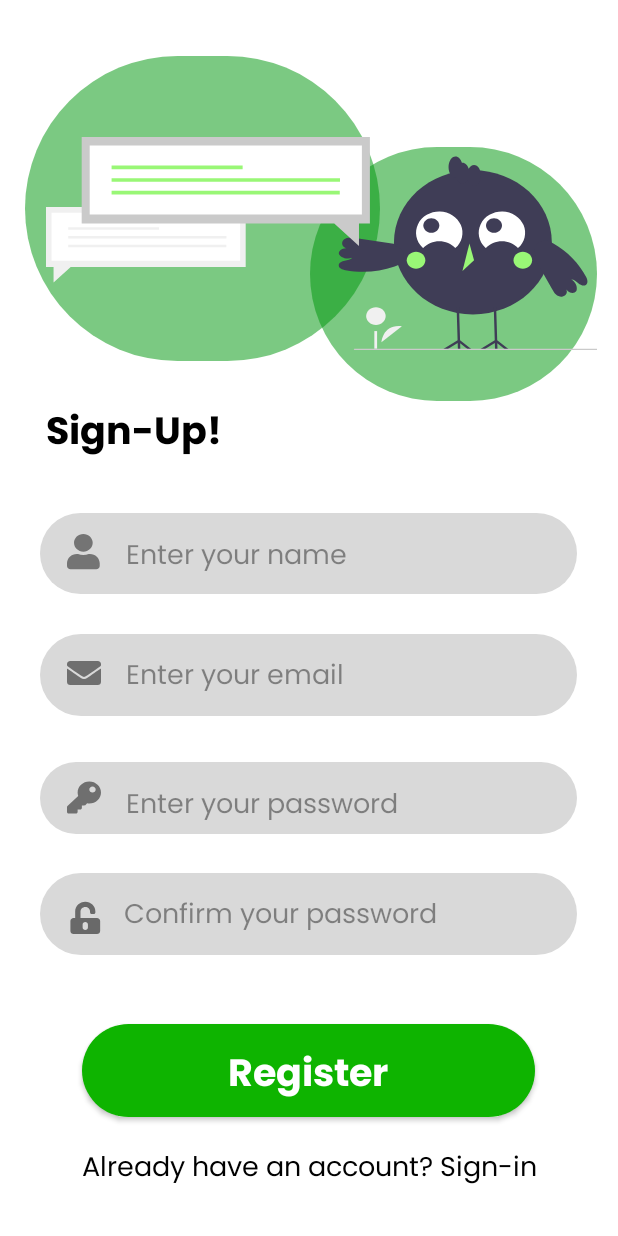
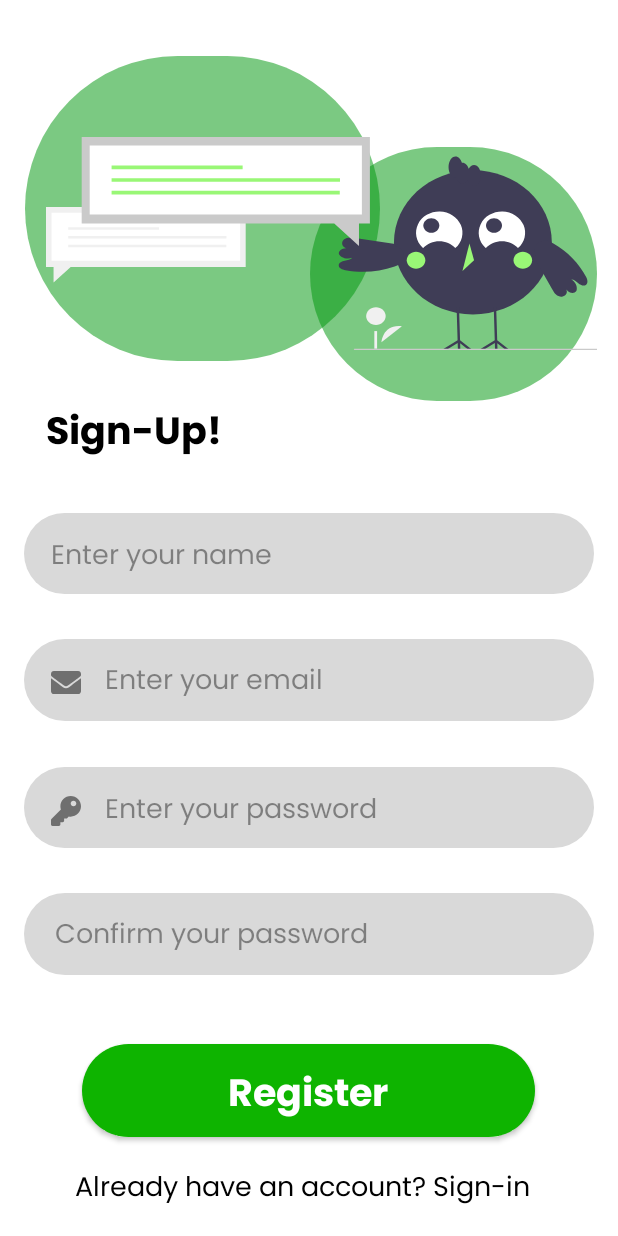
Before and after one commit to Scooch18/GreenBot, an Android app: the screen it shows after launch (RegistrationUiActivity), on a phone screen of 412 x 824 dp. Run offline under Robolectric (Android 15) with nearby library versions, the phone set to English and light mode, and no system bars; our stand-ins replace data binding.

Commit message:
Last update - 3/12/2023

```diff
--- a/app/src/main/res/layout/activity_login_ui.xml
+++ b/app/src/main/res/layout/activity_login_ui.xml
@@ -514,17 +514,33 @@
             android:paddingTop="@dimen/_12pxv" android:singleLine="true"
             android:text="@string/lbl_sign_in"
             android:textAllCaps="false" style="@style/btnSolidRounded" tools:text="@string/lbl_sign_in"/>
-        <TextView android:ellipsize="end"
-            android:gravity="center_horizontal"
-            android:id="@+id/txtConfirmation"
-            android:layout_height="wrap_content"
+        <FrameLayout android:id="@+id/frameStackconfirmation"
+            android:layout_gravity="center_horizontal"
+            android:layout_height="@dimen/_24pxv"
             android:layout_marginBottom="@dimen/_20pxv"
             android:layout_marginEnd="@dimen/_23pxh"
             android:layout_marginStart="@dimen/_23pxh"
-            android:layout_marginTop="@dimen/_19pxv"
-            android:layout_width="match_parent"
-            android:singleLine="true"
-            android:text="@{loginUiVM.loginUiModel.txtConfirmation}"
-            style="@style/txtPoppinsregular16_1" tools:text="@string/msg_don_t_have_an_a"/>
+            android:layout_marginTop="@dimen/_19pxv" android:layout_width="@dimen/_258pxh">
+            <TextView android:ellipsize="end"
+                android:gravity="top|start"
+                android:id="@+id/txtConfirmation"
+                android:layout_gravity="start"
+                android:layout_height="wrap_content"
+                android:layout_width="match_parent"
+                android:singleLine="true"
+                android:text="@{loginUiVM.loginUiModel.txtConfirmation}"
+                android:textColor="@color/black"
+                style="@style/txtPoppinsregular16_1" tools:text="Don't have an account?"/>
+            <TextView android:ellipsize="end"
+                android:gravity="end"
+                android:id="@+id/txtConfirmationOne"
+                android:layout_gravity="start"
+                android:layout_height="wrap_content"
+                android:layout_width="match_parent"
+                android:singleLine="true"
+                android:textColor="@color/green_800"
+                style="@style/txtPoppinsregular16_1" tools:text="Sign-up"/>
+        </FrameLayout>
+
     </LinearLayout>
 </layout>
--- a/app/src/main/res/layout/activity_registration_ui.xml
+++ b/app/src/main/res/layout/activity_registration_ui.xml
@@ -49,109 +49,79 @@
             android:singleLine="true"
             android:text="@{registrationUiVM.registrationUiModel.txtLanguage}"
             style="@style/txtPoppinsbold22" tools:text="@string/lbl_sign_up"/>
-        <FrameLayout android:id="@+id/frameStackconfirmyourpa"
-            android:layout_gravity="center_horizontal"
-            android:layout_height="@dimen/_277pxv"
+        <EditText
+            android:background="@drawable/rectangle_bg_bluegray_100_radius_24"
+            android:drawablePadding="@dimen/_14pxh"
+            android:ellipsize="end"
+            android:hint="@string/lbl_enter_your_name"
+            android:id="@+id/etImgInputna" android:inputType="text"
+            android:layout_height="wrap_content"
             android:layout_marginEnd="@dimen/_14pxh"
             android:layout_marginStart="@dimen/_14pxh"
-            android:layout_marginTop="@dimen/_28pxv" android:layout_width="@dimen/_313pxh">
-            <LinearLayout android:id="@+id/linearConfirmpass"
-                android:layout_gravity="bottom|start"
+            android:layout_marginTop="@dimen/_28pxv"
+            android:layout_width="match_parent"
+            android:paddingBottom="@dimen/_9pxv"
+            android:paddingEnd="@dimen/_30pxh"
+            android:paddingStart="@dimen/_16pxh"
+            android:paddingTop="@dimen/_14pxv" android:singleLine="true"
+            android:textColorHint="@color/black_900_6b"
+            style="@style/etSolidRounded" tools:ignore="Autofill"/>
+        <EditText
+            android:background="@drawable/rectangle_bg_bluegray_100_radius_24"
+            android:drawablePadding="@dimen/_14pxh"
+            android:drawableStart="@drawable/img_mail"
+            android:ellipsize="end"
+            android:hint="@string/msg_enter_your_emai"
+            android:id="@+id/etImgInputem"
+            android:inputType="textEmailAddress"
             android:layout_height="wrap_content"
-                android:layout_marginTop="@dimen/_10pxv"
+            android:layout_marginEnd="@dimen/_14pxh"
+            android:layout_marginStart="@dimen/_14pxh"
+            android:layout_marginTop="@dimen/_28pxv"
             android:layout_width="match_parent"
-                android:orientation="vertical" style="@style/groupStylebluegray_100cornerRadius">
-                <TextView android:ellipsize="end"
-                    android:gravity="start"
-                    android:id="@+id/txtConfirmyourpa"
-                    android:layout_height="match_parent"
-                    android:layout_marginBottom="@dimen/_10pxv"
-                    android:layout_marginEnd="@dimen/_49pxh"
-                    android:layout_marginStart="@dimen/_49pxh"
-                    android:layout_marginTop="@dimen/_13pxv"
-                    android:layout_width="match_parent"
-                    android:singleLine="true"
-                    android:text="@{registrationUiVM.registrationUiModel.txtConfirmyourpa}"
-                    style="@style/txtPoppinsregular16" tools:text="@string/msg_confirm_your_pa"/>
-            </LinearLayout>
-            <LinearLayout android:id="@+id/linearColumnenteryouremai"
-                android:layout_gravity="start"
+            android:paddingBottom="@dimen/_10pxv"
+            android:paddingEnd="@dimen/_30pxh"
+            android:paddingStart="@dimen/_16pxh"
+            android:paddingTop="@dimen/_13pxv" android:singleLine="true"
+            android:textColorHint="@color/black_900_6b"
+            style="@style/etSolidRounded" tools:ignore="Autofill"/>
+        <EditText
+            android:background="@drawable/rectangle_bg_bluegray_100_radius_24"
+            android:drawablePadding="@dimen/_14pxh"
+            android:drawableStart="@drawable/img_map_black_900"
+            android:ellipsize="end"
+            android:hint="@string/msg_enter_your_pass"
+            android:id="@+id/etImgInputpa"
+            android:inputType="textPassword"
             android:layout_height="wrap_content"
-                android:layout_marginBottom="@dimen/_76pxv"
-                android:layout_marginTop="@dimen/_76pxv"
-                android:layout_width="match_parent" android:orientation="vertical">
-                <LinearLayout android:gravity="center_horizontal"
-                    android:id="@+id/linearInputemail"
-                    android:layout_height="wrap_content"
-                    android:layout_width="match_parent"
-                    android:orientation="vertical" style="@style/groupStylebluegray_100cornerRadius">
-                    <TextView android:ellipsize="end"
-                        android:gravity="start"
-                        android:id="@+id/txtEnteryouremai"
-                        android:layout_height="match_parent"
-                        android:layout_marginBottom="@dimen/_10pxv"
-                        android:layout_marginEnd="@dimen/_50pxh"
-                        android:layout_marginStart="@dimen/_50pxh"
-                        android:layout_marginTop="@dimen/_13pxv"
-                        android:layout_width="match_parent"
-                        android:singleLine="true"
-                        android:text="@{registrationUiVM.registrationUiModel.txtEnteryouremai}"
-                        style="@style/txtPoppinsregular16" tools:text="@string/msg_enter_your_emai"/>
-                </LinearLayout>
-                <LinearLayout android:gravity="center_horizontal"
-                    android:id="@+id/linearInputpass"
-                    android:layout_height="wrap_content"
+            android:layout_marginEnd="@dimen/_14pxh"
+            android:layout_marginStart="@dimen/_14pxh"
             android:layout_marginTop="@dimen/_29pxv"
             android:layout_width="match_parent"
-                    android:orientation="vertical" style="@style/groupStylebluegray_100cornerRadius">
-                    <TextView android:ellipsize="end"
-                        android:gravity="start"
-                        android:id="@+id/txtEnteryourpass"
-                        android:layout_height="match_parent"
-                        android:layout_marginBottom="@dimen/_9pxv"
-                        android:layout_marginEnd="@dimen/_50pxh"
-                        android:layout_marginStart="@dimen/_50pxh"
-                        android:layout_marginTop="@dimen/_14pxv"
+            android:paddingBottom="@dimen/_9pxv"
+            android:paddingEnd="@dimen/_30pxh"
+            android:paddingStart="@dimen/_16pxh"
+            android:paddingTop="@dimen/_14pxv" android:singleLine="true"
+            android:textColorHint="@color/black_900_6b"
+            style="@style/etSolidRounded" tools:ignore="Autofill"/>
+        <EditText
+            android:background="@drawable/rectangle_bg_bluegray_100_radius_24"
+            android:drawablePadding="@dimen/_14pxh"
+            android:ellipsize="end"
+            android:hint="@string/msg_confirm_your_pa"
+            android:id="@+id/etImgConfirm"
+            android:inputType="textPassword"
+            android:layout_height="wrap_content"
+            android:layout_marginEnd="@dimen/_14pxh"
+            android:layout_marginStart="@dimen/_14pxh"
+            android:layout_marginTop="@dimen/_28pxv"
             android:layout_width="match_parent"
-                        android:singleLine="true"
-                        android:text="@{registrationUiVM.registrationUiModel.txtEnteryourpass}"
-                        style="@style/txtPoppinsregular16" tools:text="@string/msg_enter_your_pass"/>
-                </LinearLayout>
-            </LinearLayout>
-            <LinearLayout android:id="@+id/linearInputName"
-                android:layout_gravity="top|start"
-                android:layout_height="wrap_content"
-                android:layout_marginBottom="@dimen/_10pxv"
-                android:layout_width="match_parent"
-                android:orientation="vertical" style="@style/groupStylebluegray_100cornerRadius">
-                <TextView android:ellipsize="end"
-                    android:gravity="start"
-                    android:id="@+id/txtEnteryourname"
-                    android:layout_height="match_parent"
-                    android:layout_marginBottom="@dimen/_9pxv"
-                    android:layout_marginEnd="@dimen/_50pxh"
-                    android:layout_marginStart="@dimen/_50pxh"
-                    android:layout_marginTop="@dimen/_14pxv"
-                    android:layout_width="match_parent"
-                    android:singleLine="true"
-                    android:text="@{registrationUiVM.registrationUiModel.txtEnteryourname}"
-                    style="@style/txtPoppinsregular16" tools:text="@string/lbl_enter_your_name"/>
-            </LinearLayout>
-
-            <ImageView
-                android:id="@+id/imageImgicons"
-                android:layout_width="@dimen/_20pxh"
-                android:layout_height="match_parent"
-                android:layout_gravity="start"
-                android:layout_marginStart="@dimen/_16pxh"
-                android:layout_marginTop="@dimen/_13pxv"
-                android:layout_marginEnd="@dimen/_16pxh"
-                android:layout_marginBottom="@dimen/_13pxv"
-                android:scaleType="fitXY"
-                android:src="@drawable/img_imgicons"
-                tools:ignore="ContentDescription"
-                tools:src="@drawable/img_imgicons" />
-        </FrameLayout>
+            android:paddingBottom="@dimen/_10pxv"
+            android:paddingEnd="@dimen/_30pxh"
+            android:paddingStart="@dimen/_18pxh"
+            android:paddingTop="@dimen/_13pxv" android:singleLine="true"
+            android:textColorHint="@color/black_900_6b"
+            style="@style/etSolidRounded" tools:ignore="Autofill"/>
         <androidx.appcompat.widget.AppCompatButton
             android:ellipsize="end" android:gravity="center"
             android:id="@+id/btnRegister"
@@ -167,17 +137,35 @@
             android:paddingTop="@dimen/_12pxv" android:singleLine="true"
             android:text="@string/lbl_register"
             android:textAllCaps="false" style="@style/btnSolidRounded" tools:text="@string/lbl_register"/>
-        <TextView android:ellipsize="end"
-            android:gravity="center_horizontal"
-            android:id="@+id/txtConfirmation"
-            android:layout_height="wrap_content"
+
+        <FrameLayout android:id="@+id/frameStackconfirmation"
+            android:layout_gravity="center_horizontal"
+            android:layout_height="@dimen/_24pxv"
             android:layout_marginBottom="@dimen/_20pxv"
             android:layout_marginEnd="@dimen/_14pxh"
             android:layout_marginStart="@dimen/_14pxh"
-            android:layout_marginTop="@dimen/_19pxv"
+            android:layout_marginTop="@dimen/_19pxv" android:layout_width="@dimen/_272pxh">
+            <TextView android:ellipsize="end"
+                android:gravity="top|start"
+                android:id="@+id/txtConfirmation"
+                android:layout_gravity="start"
+                android:layout_height="wrap_content"
                 android:layout_width="match_parent"
                 android:singleLine="true"
                 android:text="@{registrationUiVM.registrationUiModel.txtConfirmation}"
-            style="@style/txtPoppinsregular16_1" tools:text="@string/msg_already_have_an"/>
+                android:textColor="@color/black"
+                style="@style/txtPoppinsregular16_1" tools:text="Already have an account?"/>
+            <TextView android:ellipsize="end"
+                android:gravity="end"
+                android:id="@+id/txtConfirmationOne"
+                android:layout_gravity="start"
+                android:layout_height="wrap_content"
+                android:layout_width="match_parent"
+                android:singleLine="true"
+                android:textColor="@color/green_800"
+                android:textAlignment="textEnd"
+                style="@style/txtPoppinsregular16_1" tools:text="Sign-in"/>
+        </FrameLayout>
+
     </LinearLayout>
 </layout>
```
Lines whose indentation alone changed are shown as unchanged.
